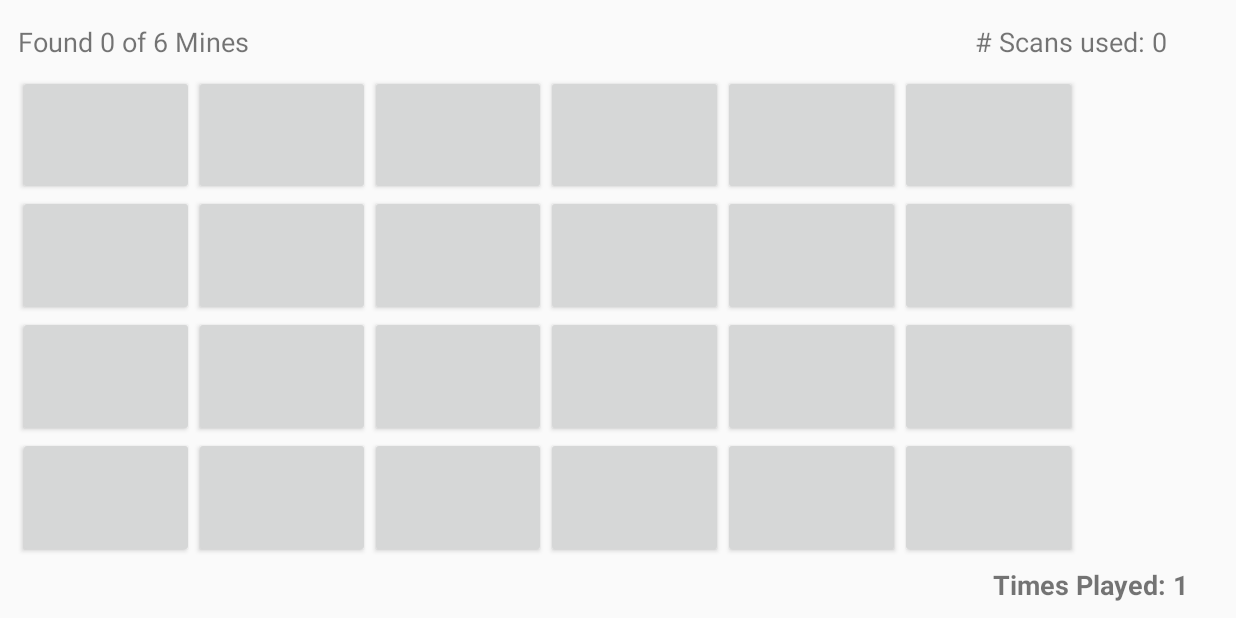
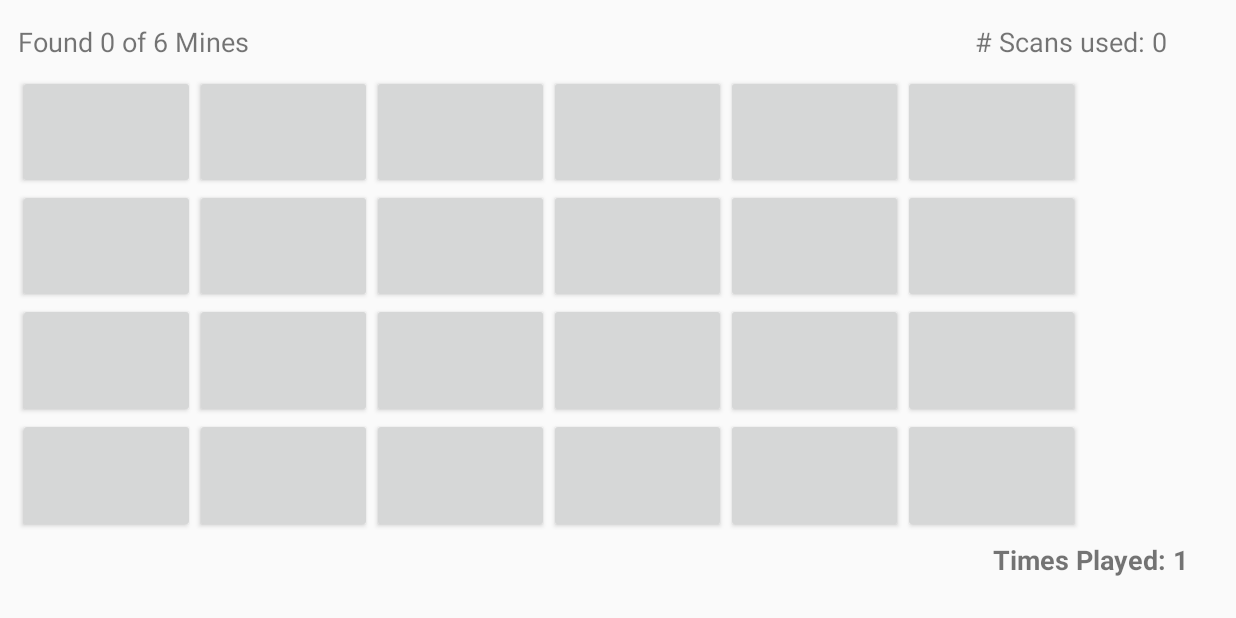
Before and after one commit to Debugx-x/Impostors, an Android app: the game screen opened directly, with no data from a screen before it, on a phone screen of 824 x 412 dp (held sideways). Run offline under Robolectric (Android 15) with nearby library versions, the phone set to English and light mode, and no system bars.

Commit message:
[vaibhav] Changes to game and options code

```diff
--- a/app/src/main/java/com/vaibhavs/MineSweeper/UI/game.java
+++ b/app/src/main/java/com/vaibhavs/MineSweeper/UI/game.java
@@ -25,11 +25,11 @@ public class game extends AppCompatActivity {
 
     Minesfield mf;
 
-    private int rows = 4;
-    private int col = 6;
+    private int rows;
+    private int col;
     private int mines_found = 0;
     private int Scan_no = 0;
-    Button[][] buttons = new Button[rows][col];
+    Button[][] buttons;
     @Override
     protected void onCreate(Bundle savedInstanceState) {
         super.onCreate(savedInstanceState);
@@ -38,7 +38,7 @@ public class game extends AppCompatActivity {
         mf = Minesfield.getInstance();
         rows = mf.getRows();
         col = mf.getCol();
-
+        buttons = new Button[rows][col];
         set_initialtexts();
         populateButtons();
         set_mines();
@@ -52,7 +52,7 @@ public class game extends AppCompatActivity {
             c = rand.nextInt(mf.getCol());
             if (buttons[r][c].getText() != "mine"){
                 buttons[r][c].setText("mine");
-                buttons[r][c].setTextColor(0xff0000);
+                buttons[r][c].setTextColor(0xffffff);
                 i++;
             }
         }
--- a/app/src/main/res/layout/activity_game.xml
+++ b/app/src/main/res/layout/activity_game.xml
@@ -7,8 +7,8 @@
 
     <TableLayout
         android:id="@+id/buttontable"
-        android:layout_width="706dp"
-        android:layout_height="322dp"
+        android:layout_width="708dp"
+        android:layout_height="305dp"
         android:layout_alignParentStart="true"
         android:layout_alignParentTop="true"
         android:layout_centerHorizontal="true"
@@ -30,8 +30,6 @@
         <TableRow
             android:layout_width="match_parent"
             android:layout_height="match_parent"
-            android:layout_alignParentTop="true"
-            android:layout_alignParentEnd="true"
             android:layout_marginTop="0dp"
             android:layout_marginEnd="0dp" />
     </TableLayout>
@@ -40,12 +38,11 @@
         android:id="@+id/txt_timesplayed"
         android:layout_width="150dp"
         android:layout_height="43dp"
+        android:layout_below="@+id/buttontable"
         android:layout_alignParentEnd="true"
-        android:layout_alignParentBottom="true"
-        android:layout_marginTop="377dp"
+        android:layout_marginTop="5dp"
         android:layout_marginEnd="12dp"
-        android:layout_marginBottom="8dp"
-        android:text="TextView"
+        android:text=""
         android:textSize="18sp"
         android:textStyle="bold" />
 
@@ -57,7 +54,7 @@
         android:layout_alignParentTop="true"
         android:layout_marginStart="12dp"
         android:layout_marginTop="15dp"
-        android:text="TextView"
+        android:text=""
         android:textSize="18sp" />
 
     <TextView
@@ -68,6 +65,6 @@
         android:layout_alignParentEnd="true"
         android:layout_marginTop="15dp"
         android:layout_marginEnd="12dp"
-        android:text="TextView"
+        android:text=""
         android:textSize="18sp" />
 </RelativeLayout>
--- a/app/src/main/res/layout/activity_help.xml
+++ b/app/src/main/res/layout/activity_help.xml
@@ -1,9 +1,8 @@
 <?xml version="1.0" encoding="utf-8"?>
-<androidx.constraintlayout.widget.ConstraintLayout xmlns:android="http://schemas.android.com/apk/res/android"
-    xmlns:app="http://schemas.android.com/apk/res-auto"
+<RelativeLayout xmlns:android="http://schemas.android.com/apk/res/android"
     xmlns:tools="http://schemas.android.com/tools"
     android:layout_width="match_parent"
     android:layout_height="match_parent"
     tools:context=".UI.Help">
 
-</androidx.constraintlayout.widget.ConstraintLayout>
+</RelativeLayout>
```
Also changed, not shown: app/src/main/java/com/vaibhavs/MineSweeper/UI/option.java (+45 -3 lines).
